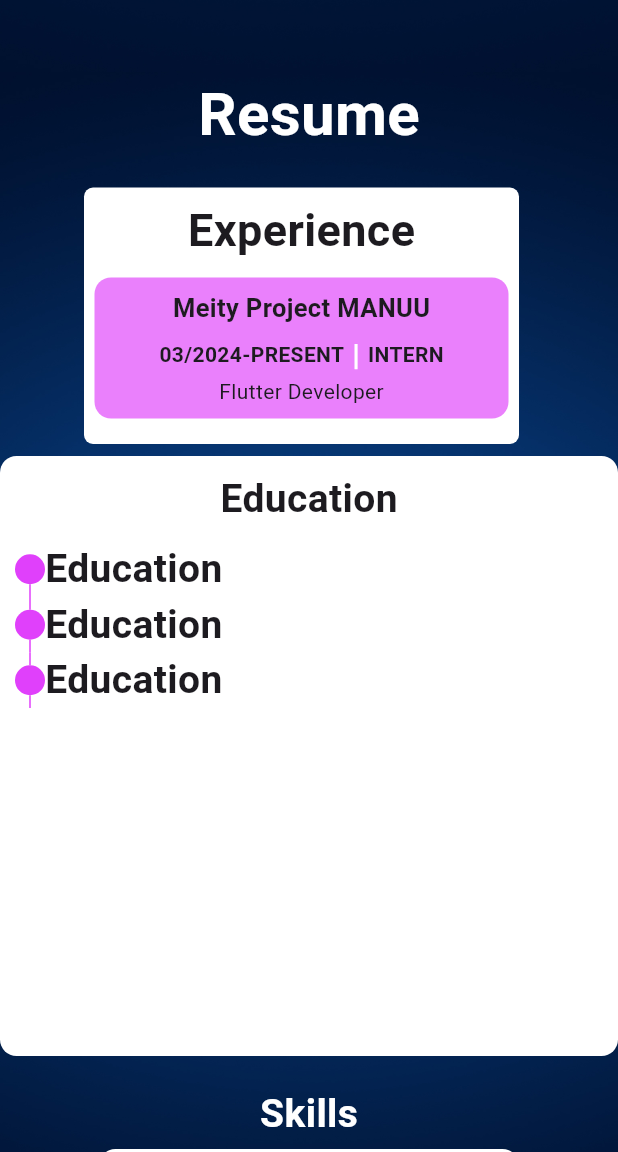
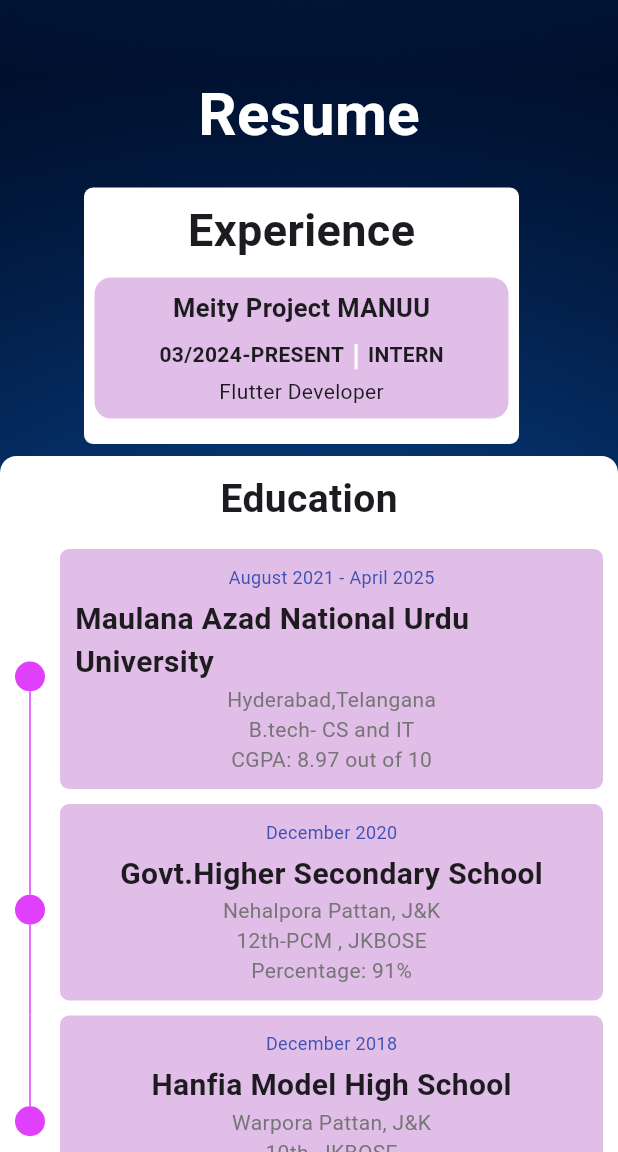
Before and after one commit to saliq03/My_Portfolio, a Flutter app: the screen it shows after launch, scrolled down 2880 dp, on a phone screen of 412 x 824 dp, the part 84-1236 px from its top. Run offline on Flutter 3.47's test engine with Material 3 defaults, Android fonts, the phone set to English and light mode, and no system bars; drawn by our look-alikes of timeline_tile; our stand-ins replace font_awesome_flutter.

Commit message:
done with education mobile view

```diff
--- a/lib/components/resume.dart
+++ b/lib/components/resume.dart
@@ -64,7 +64,7 @@ class Resume extends StatelessWidget{
              SizedBox(height: 10,),
              Container(
                decoration: BoxDecoration(
-                 color: Colors.purpleAccent.shade100,
+                 color: Colors.purple.shade100,
                  borderRadius: BorderRadius.circular(11)
                ),
                child: Center(
@@ -267,25 +267,29 @@ class Resume extends StatelessWidget{
 //   }
 
   Widget EducationMobileview(){
+    final List<Widget> events=[
+      EducationBoxes('August 2021 - April 2025', 'Maulana Azad National Urdu University','Hyderabad,Telangana', 'B.tech- CS and IT', 'CGPA: 8.97 out of 10'),
+      EducationBoxes('December 2020','Govt.Higher Secondary School','Nehalpora Pattan, J&K','12th-PCM , JKBOSE','Percentage: 91%'),
+      EducationBoxes('December 2018','Hanfia Model High School','Warpora Pattan, J&K','10th, JKBOSE','Percentage: 92%'),];
     return Container(
       decoration: BoxDecoration(
           color: CupertinoColors.white,
           borderRadius: BorderRadius.circular(11)
       ),
-      width: 800,
-      height: 400,
-      child: Padding(
+      width: 450,
+      height: 500,
+        child: Padding(
         padding: const EdgeInsets.all(10),
         child: Column(
           children: [
             Text('Education',style: TextStyle(fontWeight: FontWeight.bold,fontSize: 26),),
-            SizedBox(height: 10,),
+            SizedBox(height: 15,),
             Expanded(
               child: ListView(
                 children: [
-                  Mytimelinetile(Text('Education',style: TextStyle(fontWeight: FontWeight.bold,fontSize: 26),),true),
-                  Mytimelinetile(Text('Education',style: TextStyle(fontWeight: FontWeight.bold,fontSize: 26),),false),
-                  Mytimelinetile(Text('Education',style: TextStyle(fontWeight: FontWeight.bold,fontSize: 26),),false),
+                  Mytimelinetile(events[0], true,false),
+                  Mytimelinetile(events[1], false,false),
+                  Mytimelinetile(events[2], false,true),
                 ],
               ),
             )
@@ -294,12 +298,23 @@ class Resume extends StatelessWidget{
       ),
     );
   }
-  Widget Mytimelinetile(Widget eventcard,bool isfirst){
+  Widget Mytimelinetile(Widget eventcard,bool isfirst,bool islast){
     return TimelineTile(
       isFirst: isfirst,
+      isLast: islast,
       indicatorStyle: IndicatorStyle(color: Colors.purpleAccent,width: 20),
       beforeLineStyle: LineStyle(color: Colors.purpleAccent,thickness: 1),
-      endChild: eventcard ,
+      endChild: Padding(
+        padding: const EdgeInsets.only(bottom: 10,left: 10),
+        child: Container(
+          decoration: BoxDecoration(
+            color: Colors.purple.shade100,
+            borderRadius: BorderRadius.circular(6)
+          ),
+
+          child: eventcard,
+        ),
+      ),
 
     );
   }
```
